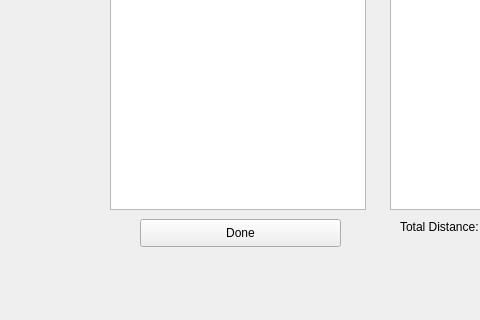
Above: Qt/mainwindow.ui from Wesley-Chok/Cs1D-Big-Omega-G-s-project2 before the change; both pictures show x 129 to 609 and y 280 to 600 of the 800 by 600 pixel window. Below: the same form after it.
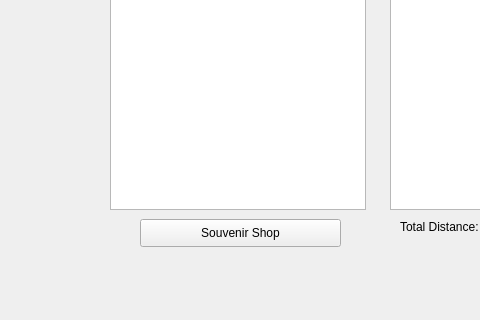
That is the form after the change. The open tabs and pages were chosen to show the change.

The edit to the form file:
```diff
--- a/Qt/mainwindow.ui
+++ b/Qt/mainwindow.ui
@@ -868,7 +868,7 @@
          </rect>
         </property>
         <property name="text">
-         <string>Done</string>
+         <string>Souvenir Shop</string>
         </property>
        </widget>
        <widget class="QLabel" name="add_label">
```
